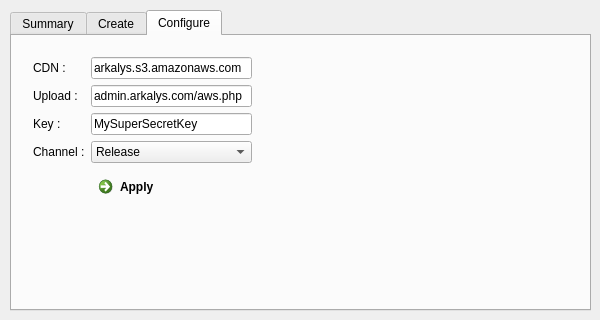
Old version of the form updatecreator.ui in the repository LuaxY/UpdateCreator.
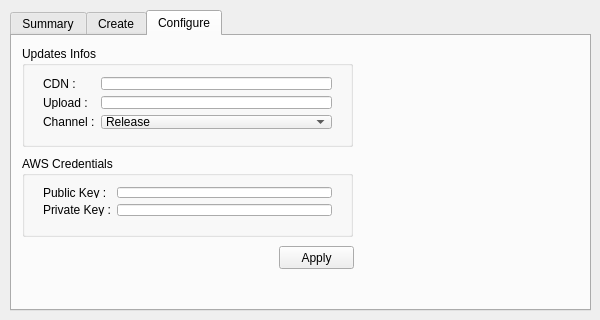
New version of the form.

Commit message: Change and store configuration

The edit to the form file:
```diff
--- a/updatecreator.ui
+++ b/updatecreator.ui
@@ -104,13 +104,25 @@
     <attribute name="title">
      <string>Configure</string>
     </attribute>
-    <widget class="QWidget" name="formLayoutWidget">
+    <widget class="QGroupBox" name="UpdatesInfosGroup">
      <property name="geometry">
       <rect>
        <x>10</x>
        <y>10</y>
-       <width>241</width>
-       <height>201</height>
+       <width>331</width>
+       <height>101</height>
+      </rect>
+     </property>
+     <property name="title">
+      <string>Updates Infos</string>
+     </property>
+     <widget class="QWidget" name="formLayoutWidget">
+      <property name="geometry">
+       <rect>
+        <x>10</x>
+        <y>20</y>
+        <width>311</width>
+        <height>74</height>
       </rect>
      </property>
      <layout class="QFormLayout" name="formLayout">
@@ -124,33 +136,33 @@
       <item row="0" column="1">
        <widget class="QLineEdit" name="lineEdit">
         <property name="text">
-         <string>arkalys.s3.amazonaws.com</string>
+          <string/>
+         </property>
+        </widget>
+       </item>
+       <item row="1" column="0">
+        <widget class="QLabel" name="label_6">
+         <property name="text">
+          <string>Upload :</string>
+         </property>
+        </widget>
+       </item>
+       <item row="1" column="1">
+        <widget class="QLineEdit" name="UploadLinkLine">
+         <property name="text">
+          <string/>
         </property>
        </widget>
       </item>
       <item row="2" column="0">
-       <widget class="QLabel" name="label_5">
-        <property name="text">
-         <string>Key :</string>
-        </property>
-       </widget>
-      </item>
-      <item row="2" column="1">
-       <widget class="QLineEdit" name="lineEdit_2">
-        <property name="text">
-         <string>MySuperSecretKey</string>
-        </property>
-       </widget>
-      </item>
-      <item row="3" column="0">
        <widget class="QLabel" name="label_2">
         <property name="text">
          <string>Channel :</string>
         </property>
        </widget>
       </item>
-      <item row="3" column="1">
-       <widget class="QComboBox" name="comboBox">
+       <item row="2" column="1">
+        <widget class="QComboBox" name="ChannelComboBox">
         <item>
          <property name="text">
           <string>Release</string>
@@ -168,28 +180,74 @@
         </item>
        </widget>
       </item>
-      <item row="4" column="1">
-       <widget class="QCommandLinkButton" name="commandLinkButton">
+      </layout>
+     </widget>
+    </widget>
+    <widget class="QGroupBox" name="AWSCredentialsGroup">
+     <property name="geometry">
+      <rect>
+       <x>10</x>
+       <y>120</y>
+       <width>331</width>
+       <height>81</height>
+      </rect>
+     </property>
+     <property name="title">
+      <string>AWS Credentials</string>
+     </property>
+     <widget class="QWidget" name="formLayoutWidget_2">
+      <property name="geometry">
+       <rect>
+        <x>10</x>
+        <y>20</y>
+        <width>311</width>
+        <height>51</height>
+       </rect>
+      </property>
+      <layout class="QFormLayout" name="formLayout_2">
+       <item row="0" column="0">
+        <widget class="QLabel" name="label_7">
+         <property name="text">
+          <string>Public Key :</string>
+         </property>
+        </widget>
+       </item>
+       <item row="1" column="0">
+        <widget class="QLabel" name="label_8">
+         <property name="text">
+          <string>Private Key :</string>
+         </property>
+        </widget>
+       </item>
+       <item row="0" column="1">
+        <widget class="QLineEdit" name="AWSPublicKeyLine">
+         <property name="text">
+          <string/>
+         </property>
+        </widget>
+       </item>
+       <item row="1" column="1">
+        <widget class="QLineEdit" name="AWSPrivateKeyLine">
+         <property name="text">
+          <string/>
+         </property>
+        </widget>
+       </item>
+      </layout>
+     </widget>
+    </widget>
+    <widget class="QPushButton" name="ApplyConfigurationButton">
+     <property name="geometry">
+      <rect>
+       <x>267</x>
+       <y>210</y>
+       <width>75</width>
+       <height>23</height>
+      </rect>
+     </property>
         <property name="text">
          <string>Apply</string>
         </property>
-       </widget>
-      </item>
-      <item row="1" column="0">
-       <widget class="QLabel" name="label_6">
-        <property name="text">
-         <string>Upload :</string>
-        </property>
-       </widget>
-      </item>
-      <item row="1" column="1">
-       <widget class="QLineEdit" name="lineEdit_3">
-        <property name="text">
-         <string>admin.arkalys.com/aws.php</string>
-        </property>
-       </widget>
-      </item>
-     </layout>
     </widget>
    </widget>
   </widget>
```
Left out of the diff: 12 changed lines with no effect on the pictures. Lines whose indentation alone changed are shown as unchanged. The commit also changes 5 other files.
